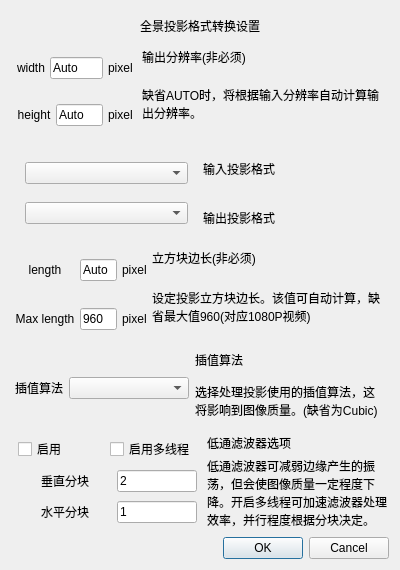
Old version of the form projectiondialog.ui in the repository EthanXzhang/TransformPlatform.
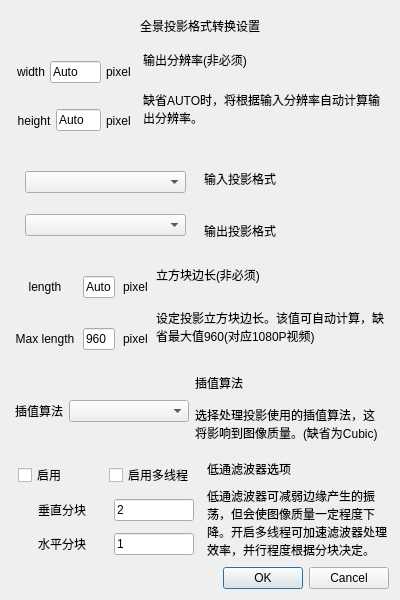
New version of the form.

Patch:
```diff
--- a/projectiondialog.ui
+++ b/projectiondialog.ui
@@ -7,7 +7,7 @@
     <x>0</x>
     <y>0</y>
     <width>400</width>
-    <height>570</height>
+    <height>600</height>
    </rect>
   </property>
   <property name="sizePolicy">
@@ -33,7 +33,7 @@
    <item row="0" column="0">
     <layout class="QVBoxLayout" name="verticalLayout">
      <property name="spacing">
-      <number>5</number>
+      <number>8</number>
      </property>
      <property name="leftMargin">
       <number>2</number>
```
Left out of the diff: 2 changed lines with no effect on the pictures.
